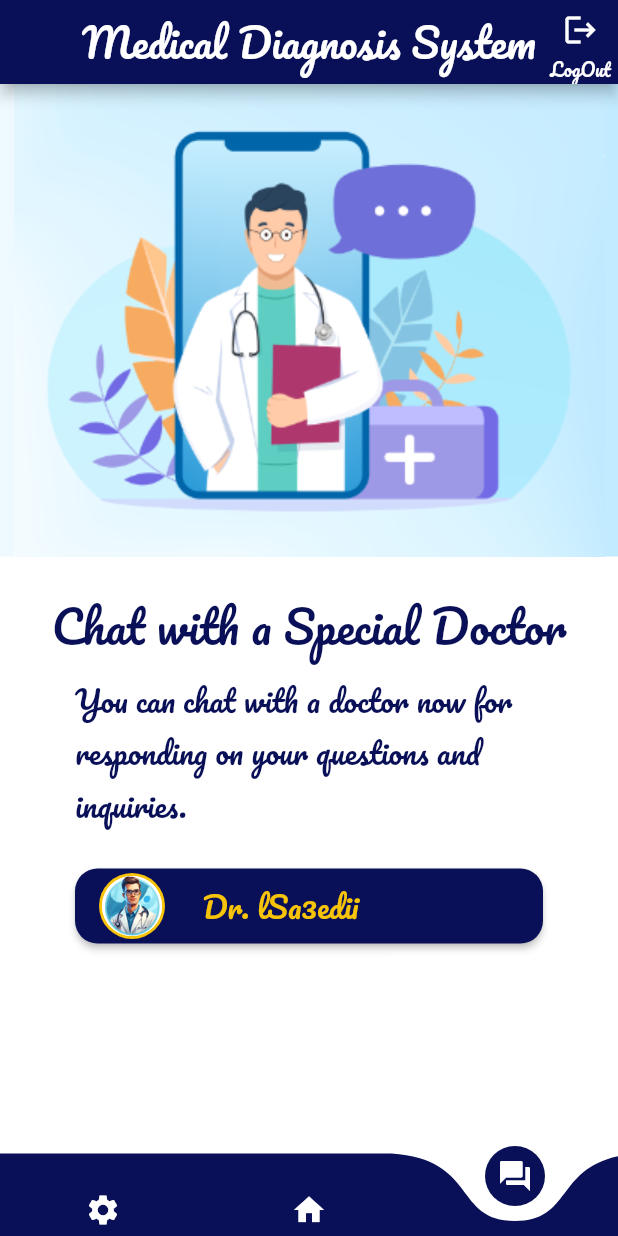
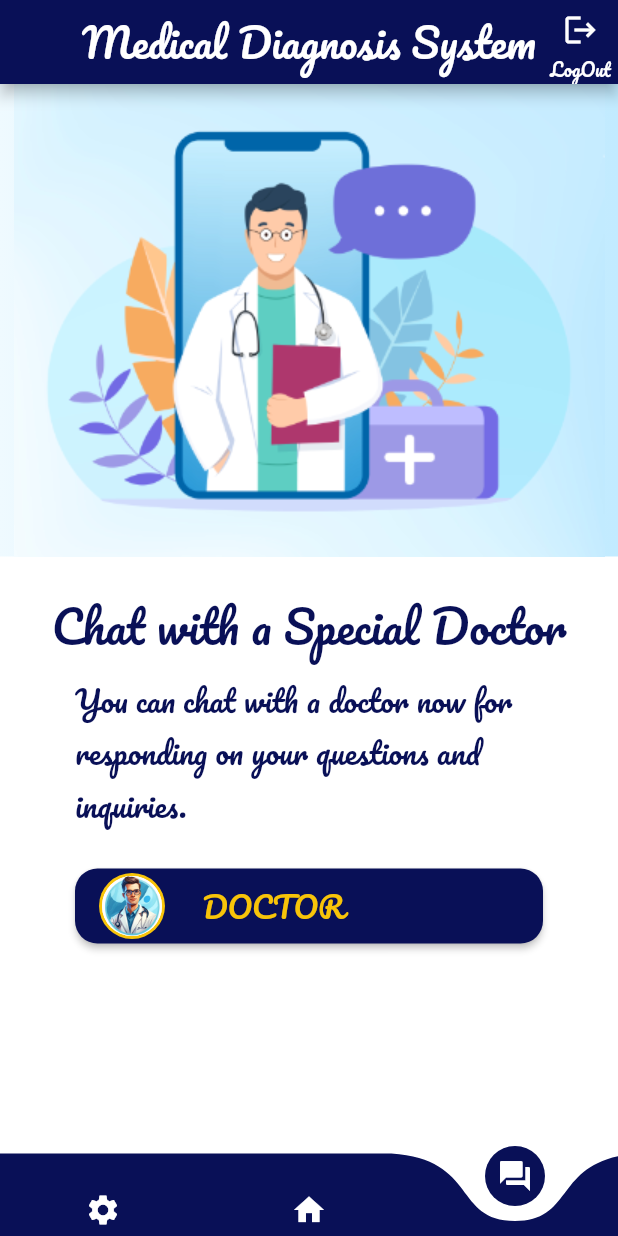
Before and after one commit to lsa3edii/Graduation_Project, a Flutter app: the UserHomePage screen opened directly, item 3 of the bottom bar chosen, on a phone screen of 412 x 824 dp. Run offline on Flutter 3.47's test engine with Material 2 defaults, Android fonts, the light colour scheme and no system bars; drawn by our look-alikes of curved_navigation_bar; our stand-ins replace audioplayers, cloud_firestore, firebase_auth, firebase_core, flutter_image_slideshow, font_awesome_flutter and 5 more; missing offline and left inert: flutter_facebook_auth; accounts and stored records are empty.

Commit message:
Some Modifications

```diff
--- a/Medical Diagnosis System App/lib/Chat/views/chat_page.dart
+++ b/Medical Diagnosis System App/lib/Chat/views/chat_page.dart
@@ -77,7 +77,7 @@ class _ChatPageState extends State<ChatPage> {
                   ),
                   const SizedBox(width: 15),
                   Text(
-                    widget.appBarText ?? 'Dr. lSa3edii',
+                    widget.appBarText ?? 'DOCTOR',
                     style: const TextStyle(
                       fontSize: 27,
                       fontFamily: 'Pacifico',
--- a/Medical Diagnosis System App/lib/constants.dart
+++ b/Medical Diagnosis System App/lib/constants.dart
@@ -6,6 +6,7 @@ const kSecondaryColor = Color(0xffF8C409);
 const String kDefaultImage = 'assets/icons/Medical Diagnosis System.png';
 const String kDoctorImage = 'assets/images/doctorImage.jpg';
 const String kMyImage = 'assets/images/sa3edii.jpg';
+
 // const String kMessagesCollections = 'messages';
 // const String kCounter = 'counter';
 const String kUsers = 'users';
--- a/Medical Diagnosis System App/lib/views/home_user.dart
+++ b/Medical Diagnosis System App/lib/views/home_user.dart
@@ -572,6 +572,7 @@ class _UserHomePageState extends State<UserHomePage> {
                         return Column(
                           children: [
                             CustomContainer(username: localUsername, flag: 1),
+                            const SizedBox(height: 5),
                             Expanded(
                               child: ListView(
                                 physics: const BouncingScrollPhysics(),
@@ -582,6 +583,9 @@ class _UserHomePageState extends State<UserHomePage> {
                                     indicatorColor: kPrimaryColor,
                                     isLoop: true,
                                     children: images,
+                                    onPageChanged: (value) {
+                                      Feedback.forTap(context);
+                                    },
                                   ),
                                   const SizedBox(height: 57),
                                   CustomButton2(
@@ -662,7 +666,7 @@ class _UserHomePageState extends State<UserHomePage> {
                               ),
                               const SizedBox(height: 25),
                               ChatItem1(
-                                buttonText: 'Dr. lSa3edii',
+                                buttonText: 'DOCTOR',
                                 image: kDoctorImage,
                                 onPressed: () {
                                   Navigator.push(context, MaterialPageRoute(
--- a/Medical Diagnosis System App/lib/views/login_page.dart
+++ b/Medical Diagnosis System App/lib/views/login_page.dart
@@ -361,7 +361,6 @@ class _LoginPageState extends State<LoginPage> {
                                         email: email!, password: password!);
 
                                 userRole = await AuthServices.retriveUserData(
-                                    uid: user?.uid,
                                     userCredential: userCredential!,
                                     userField: UserFields.userRole);
 
```
